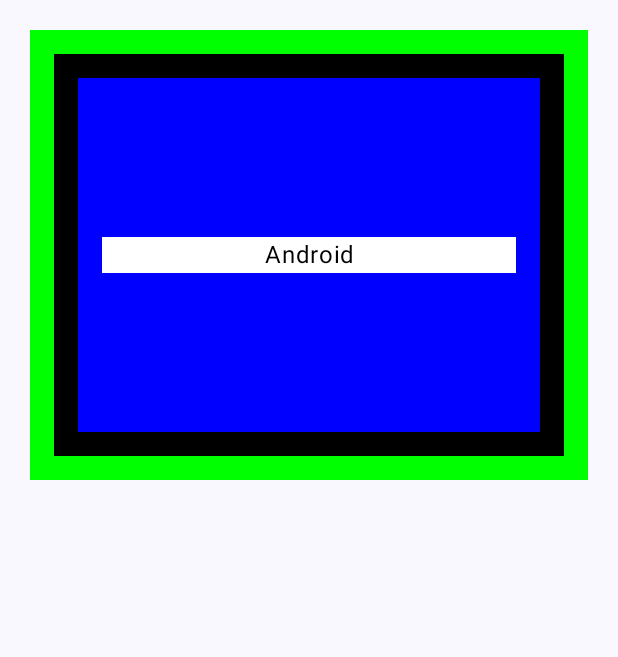
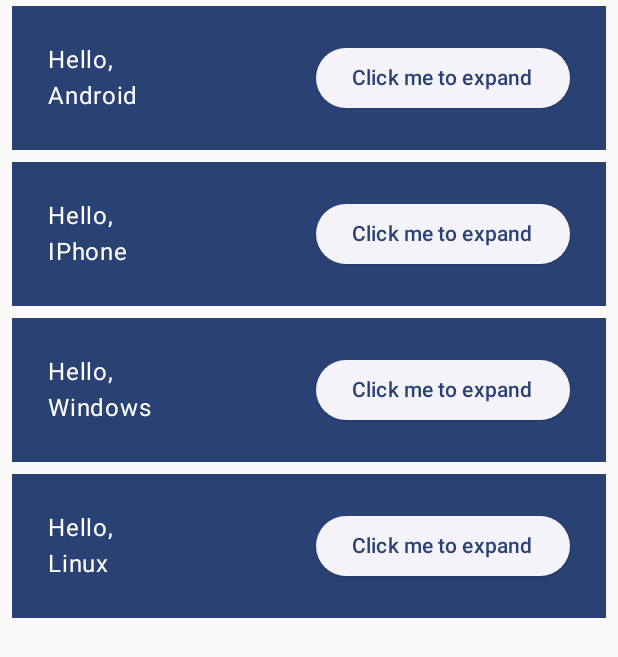
Before and after one commit to kotatu0047/HelloAndroid, an Android app built with Jetpack Compose: the screen it shows after launch (MainActivity), on a phone screen of 412 x 824 dp. Shown: the top 657 px of the screen. Run offline under Robolectric (Android 15) with nearby library versions, the phone set to English and light mode, and no system bars.

Commit message:
add button

```diff
--- a/app/src/main/java/com/example/helloandroid/MainActivity.kt
+++ b/app/src/main/java/com/example/helloandroid/MainActivity.kt
@@ -6,15 +6,21 @@ import androidx.activity.compose.setContent
 import androidx.activity.enableEdgeToEdge
 import androidx.compose.foundation.background
 import androidx.compose.foundation.layout.Arrangement
+import androidx.compose.foundation.layout.Column
 import androidx.compose.foundation.layout.Row
 import androidx.compose.foundation.layout.RowScope
 import androidx.compose.foundation.layout.fillMaxSize
 import androidx.compose.foundation.layout.fillMaxWidth
 import androidx.compose.foundation.layout.height
 import androidx.compose.foundation.layout.padding
+import androidx.compose.material3.ElevatedButton
+import androidx.compose.material3.MaterialTheme
 import androidx.compose.material3.Scaffold
+import androidx.compose.material3.Surface
 import androidx.compose.material3.Text
 import androidx.compose.runtime.Composable
+import androidx.compose.runtime.mutableStateOf
+import androidx.compose.runtime.remember
 import androidx.compose.ui.Alignment
 import androidx.compose.ui.Modifier
 import androidx.compose.ui.graphics.Color
@@ -22,6 +28,7 @@ import androidx.compose.ui.text.style.TextAlign
 import androidx.compose.ui.tooling.preview.Preview
 import androidx.compose.ui.unit.dp
 import com.example.helloandroid.ui.theme.HelloAndroidTheme
+import com.example.helloandroid.ui.theme.Pink80
 
 class MainActivity : ComponentActivity() {
 
@@ -30,31 +37,90 @@ class MainActivity : ComponentActivity() {
         enableEdgeToEdge()
         setContent {
             HelloAndroidTheme {
-                Scaffold(modifier = Modifier.fillMaxSize()) { innerPadding ->
-                    Greeting(
-                        name = "Android",
-                        modifier = Modifier.padding(innerPadding)
-                    )
-                }
+                MyApp()
             }
+
+//            HelloAndroidTheme {
+//                Scaffold(
+//                    modifier = Modifier
+//                        .fillMaxSize()
+//                        .background(Pink80)
+//                ) { innerPadding ->
+//                    Greeting(
+//                        name = "Android",
+//                        modifier = Modifier.padding(innerPadding)
+//                    )
+//                }
+//            }
+        }
+    }
+}
+
+@Composable
+fun MyApp(
+    modifier: Modifier = Modifier,
+    names: List<String> = listOf("Android", "IPhone", "Windows", "Linux")
+) {
+//    Surface(
+//        modifier = modifier,
+//        color = MaterialTheme.colorScheme.background
+//    ) {
+//        Greeting("Android")
+//    }
+
+    Column(modifier) {
+        for (name in names) {
+            Greeting(name)
         }
     }
 }
 
 @Composable
 fun Greeting(name: String, modifier: Modifier = Modifier) {
-    FlexModifierTest(Modifier.padding(20.dp)) {
-        Text(
-            modifier = Modifier
-                .padding(horizontal = 16.dp)
-                .fillMaxWidth()
-                .background(Color.White),
-            text = name,
-            color = Color.Black,
-            textAlign = TextAlign.Center
-        )
+    val expanded = remember { mutableStateOf(false) }
+    val extraPadding = if (expanded.value) 48.dp else 0.dp
+    val text = if (expanded.value) "Show less" else "Click me to expand"
+
+    Surface(
+        color = MaterialTheme.colorScheme.primary,
+        modifier = modifier.padding(vertical = 4.dp, horizontal = 8.dp)
+    ) {
+        Row(modifier = Modifier.padding(24.dp)) {
+            Column(modifier = Modifier
+                .weight(1f)
+                .padding(bottom = extraPadding))
+            {
+                Text("Hello,")
+                Text(text = name)
+            }
+            ElevatedButton(onClick = { expanded.value = !expanded.value }) {
+                Text(text = text)
+            }
+        }
+
+
+//        Text(
+//            text = name,
+////                color = Color.Black,
+//            textAlign = TextAlign.Center,
+//            modifier = modifier.padding(24.dp)
+//        )
     }
 }
+
+//@Composable
+//fun Greeting(name: String, modifier: Modifier = Modifier) {
+//    FlexModifierTest(Modifier.padding(20.dp)) {
+//        Surface(color = MaterialTheme.colorScheme.primary) {
+//            Text(
+//                text = name,
+////                color = Color.Black,
+//                textAlign = TextAlign.Center,
+//                modifier = modifier.padding(24.dp)
+//            )
+//        }
+//    }
+//}
 
 @Composable
 fun FlexModifierTest(
@@ -76,18 +142,26 @@ fun FlexModifierTest(
     )
 }
 
-@Preview(showBackground = true)
+@Preview(showBackground = true, widthDp = 320) // , showSystemUi = true)
 @Composable
 fun GreetingPreview() {
     HelloAndroidTheme {
-        Greeting("Android")
+        MyApp()
     }
 }
 
-@Preview(showBackground = true)
-@Composable
-fun GreetingPreview2() {
-    HelloAndroidTheme {
-        Greeting("IPhone")
-    }
-}
+//@Preview(showBackground = true)
+//@Composable
+//fun GreetingPreview() {
+//    HelloAndroidTheme {
+//        Greeting("Android")
+//    }
+//}
+//
+//@Preview(showBackground = true)
+//@Composable
+//fun GreetingPreview2() {
+//    HelloAndroidTheme {
+//        Greeting("IPhone")
+//    }
+//}
--- a/app/src/main/java/com/example/helloandroid/ui/theme/Theme.kt
+++ b/app/src/main/java/com/example/helloandroid/ui/theme/Theme.kt
@@ -9,21 +9,23 @@ import androidx.compose.material3.dynamicDarkColorScheme
 import androidx.compose.material3.dynamicLightColorScheme
 import androidx.compose.material3.lightColorScheme
 import androidx.compose.runtime.Composable
+import androidx.compose.ui.graphics.Color
 import androidx.compose.ui.platform.LocalContext
 
 private val DarkColorScheme = darkColorScheme(
     primary = Purple80,
     secondary = PurpleGrey80,
-    tertiary = Pink80
-)
+    tertiary = Pink80,
+    background = Color(0xFFA1A9BA),
+    )
 
 private val LightColorScheme = lightColorScheme(
     primary = Purple40,
     secondary = PurpleGrey40,
-    tertiary = Pink40
+    tertiary = Pink40,
+    background = Color(0xFFA1A9BA),
 
     /* Other default colors to override
-    background = Color(0xFFFFFBFE),
     surface = Color(0xFFFFFBFE),
     onPrimary = Color.White,
     onSecondary = Color.White,
```
